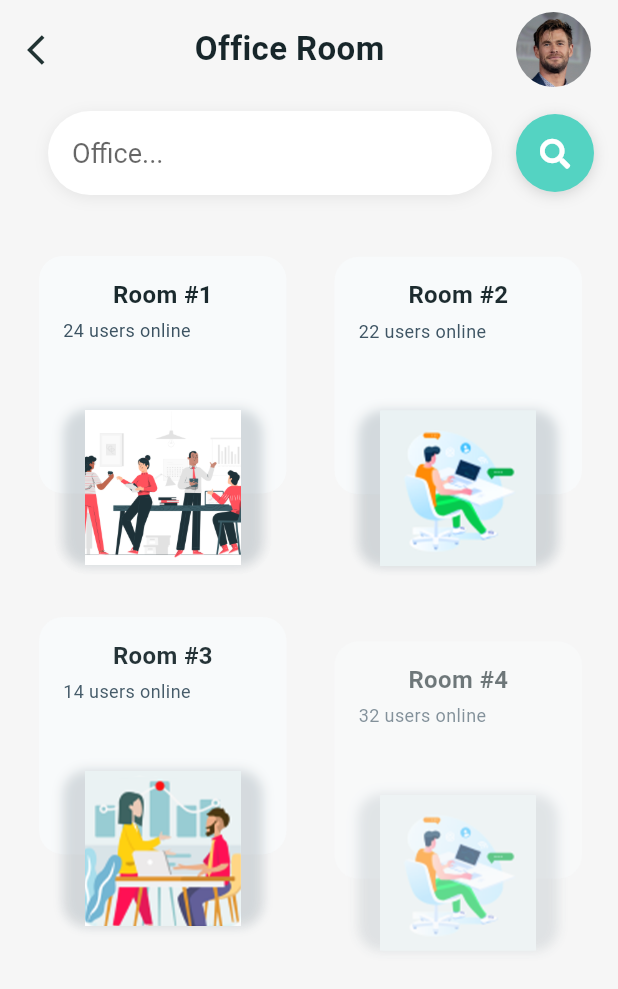
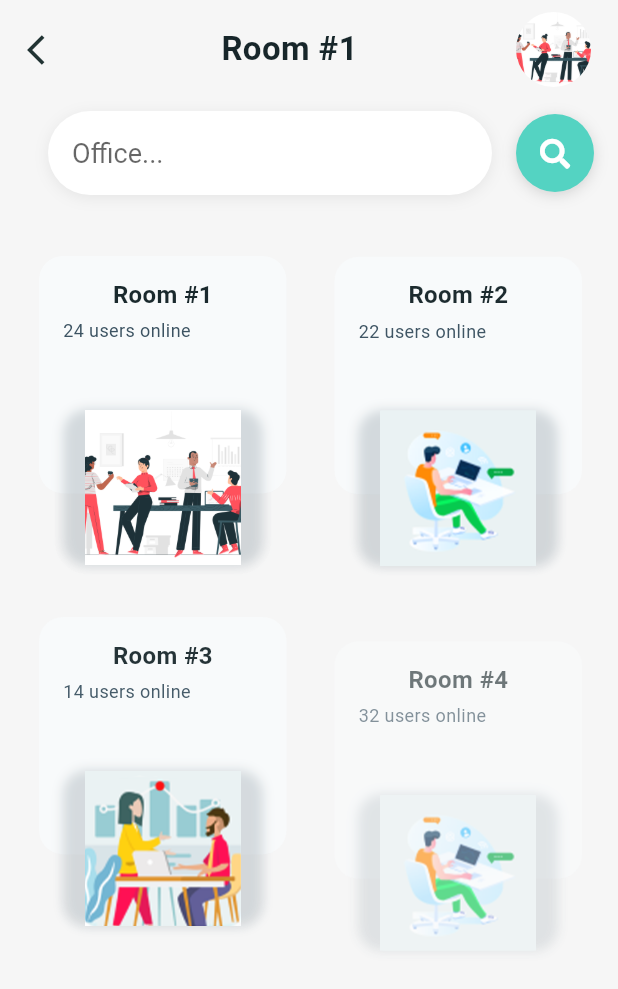
Before and after one commit to Andrei250/HackITALL-project, a Flutter app: the Rooms screen opened directly with sample values from the repository, on a phone screen of 412 x 824 dp. Shown: the top 989 px of the screen. Run offline on Flutter 3.47's test engine with Material 2 defaults, Android fonts, the phone set to English and light mode, and no system bars; our stand-ins replace cloud_firestore, firebase_auth, firebase_core, flutter_svg, font_awesome_flutter, progress_state_button and 1 more; accounts and stored records are empty; Roboto replaces fonts that are missing (quicksand).

Commit message:
not working

```diff
--- a/lib/hotel_booking/info_screen.dart
+++ b/lib/hotel_booking/info_screen.dart
@@ -1,5 +1,6 @@
 import 'package:flutter/material.dart';
 import 'package:hackitallproj/hotel_booking/model/hotel_list_data.dart';
+import 'package:hackitallproj/models/category.dart';
 import 'design_course_app_theme.dart';
 import 'package:url_launcher/url_launcher.dart';
 
@@ -8,7 +9,7 @@ class InfoScreen extends StatefulWidget {
 
   InfoScreen({this.data});
 
-  HotelListData data;
+  Category data;
 
   @override
   _InfoScreenState createState() => _InfoScreenState();
@@ -103,7 +104,7 @@ class _InfoScreenState extends State<InfoScreen>
                             padding: const EdgeInsets.only(
                                 top: 32.0, left: 18, right: 16),
                             child: Text(
-                              widget.data.titleTxt,
+                              widget.data.title,
                               textAlign: TextAlign.left,
                               style: TextStyle(
                                 fontWeight: FontWeight.w600,
--- a/lib/models/category.dart
+++ b/lib/models/category.dart
@@ -5,6 +5,7 @@ class Category {
     this.lessonCount = 0,
     this.money = 0,
     this.rating = 0.0,
+    this.category = '',
   });
 
   String title;
@@ -12,6 +13,7 @@ class Category {
   int money;
   double rating;
   String imagePath;
+  String category;
 
   static List<Category> officeRooms = <Category>[
     Category(
@@ -20,6 +22,7 @@ class Category {
       lessonCount: 24,
       money: 25,
       rating: 4.3,
+      category: 'office',
     ),
     Category(
       imagePath: 'assets/design_course/interFace2.png',
@@ -27,6 +30,7 @@ class Category {
       lessonCount: 22,
       money: 18,
       rating: 4.6,
+      category: 'office',
     ),
     Category(
       imagePath: 'assets/design_course/interFace1.png',
@@ -34,6 +38,7 @@ class Category {
       lessonCount: 14,
       money: 25,
       rating: 4.3,
+      category: 'office',
     ),
     Category(
       imagePath: 'assets/design_course/interFace2.png',
@@ -41,6 +46,7 @@ class Category {
       lessonCount: 32,
       money: 18,
       rating: 4.6,
+      category: 'office',
     ),
   ];
 
@@ -51,44 +57,43 @@ class Category {
         lessonCount: 12,
         money: 25,
         rating: 4.8,
-    ),
+        category: 'conference'),
     Category(
         imagePath: 'assets/design_course/interFace4.png',
         title: 'Room #2',
         lessonCount: 27,
         money: 208,
         rating: 4.9,
-    ),
+        category: 'conference'),
     Category(
         imagePath: 'assets/design_course/interFace4.png',
         title: 'Room #3',
         lessonCount: 12,
         money: 25,
         rating: 4.8,
-    ),
+        category: 'conference'),
     Category(
         imagePath: 'assets/design_course/interFace3.png',
         title: 'Room #4',
         lessonCount: 28,
         money: 208,
         rating: 4.9,
-    ),
+        category: 'conference'),
     Category(
         imagePath: 'assets/design_course/interFace3.png',
         title: 'Room #5',
         lessonCount: 22,
         money: 208,
         rating: 4.9,
-    ),
+        category: 'conference'),
     Category(
         imagePath: 'assets/design_course/interFace4.png',
         title: 'Room #6',
         lessonCount: 34,
         money: 208,
         rating: 4.9,
-    ),
+        category: 'conference'),
   ];
-
 
   static List<Category> gamesList = <Category>[
     Category(
@@ -97,56 +102,56 @@ class Category {
         lessonCount: 4,
         money: 25,
         rating: 4.8,
-    ),
+        category: 'game'),
     Category(
         imagePath: 'assets/games/tictactoe.jpg',
         title: 'Tic Tac Toe',
         lessonCount: 7,
         money: 208,
         rating: 4.9,
-    ),
+        category: 'game'),
     Category(
         imagePath: 'assets/games/agar.png',
         title: 'Agar.io',
         lessonCount: 8,
         money: 208,
         rating: 4.9,
-    ),
+        category: 'game'),
     Category(
         imagePath: 'assets/games/chess.jpg',
         title: 'Chess',
         lessonCount: 28,
         money: 208,
         rating: 4.9,
-    ),
+        category: 'game'),
     Category(
         imagePath: 'assets/games/pubg.jpg',
         title: 'PUBG',
         lessonCount: 16,
         money: 208,
         rating: 4.9,
-    ),
+        category: 'game'),
     Category(
         imagePath: 'assets/games/tank.jpg',
         title: 'Tank Stars',
         lessonCount: 13,
         money: 208,
         rating: 4.9,
-    ),
+        category: 'game'),
     Category(
         imagePath: 'assets/games/hole.png',
         title: 'Hole.io',
         lessonCount: 14,
         money: 208,
         rating: 4.9,
-    ),
+        category: 'game'),
     Category(
         imagePath: 'assets/games/callof.jpg',
         title: 'Call of Duty',
         lessonCount: 12,
         money: 25,
         rating: 4.8,
-    ),
+        category: 'game'),
   ];
 
   static List<Category> coffeeRooms = <Category>[
@@ -156,27 +161,27 @@ class Category {
         lessonCount: 22,
         money: 25,
         rating: 4.8,
-    ),
+        category: 'coffee'),
     Category(
         imagePath: 'assets/games/movie.jpg',
         title: 'Movies',
         lessonCount: 12,
         money: 208,
         rating: 4.9,
-    ),
+        category: 'coffee'),
     Category(
         imagePath: 'assets/games/music.jpg',
         title: 'Music',
         lessonCount: 14,
         money: 208,
         rating: 4.9,
-    ),
+        category: 'coffee'),
     Category(
         imagePath: 'assets/games/gossip.jpg',
         title: 'Gossip',
         lessonCount: 18,
         money: 208,
         rating: 4.9,
-    ),
+        category: 'coffee'),
   ];
 }
--- a/lib/rooms.dart
+++ b/lib/rooms.dart
@@ -3,6 +3,7 @@ import 'package:font_awesome_flutter/font_awesome_flutter.dart';
 import 'package:hackitallproj/choose_category.dart';
 import 'package:hackitallproj/games_list_view.dart';
 import 'package:hackitallproj/hotel_booking/info_screen.dart';
+import 'package:hackitallproj/models/category.dart';
 import 'design_course_app_theme.dart';
 import 'hotel_booking/hotel_app_theme.dart';
 import 'hotel_booking/model/hotel_list_data.dart';
@@ -10,7 +11,7 @@ import 'hotel_booking/model/hotel_list_data.dart';
 class Rooms extends StatefulWidget {
   Rooms({this.data});
 
-  HotelListData data;
+  Category data;
 
   @override
   _RoomsState createState() => _RoomsState();
@@ -173,7 +174,7 @@ class _RoomsState extends State<Rooms> {
             crossAxisAlignment: CrossAxisAlignment.start,
             children: <Widget>[
               Text(
-                widget.data.titleTxt,
+                widget.data.title,
                 textAlign: TextAlign.left,
                 style: TextStyle(
                   fontWeight: FontWeight.bold,
@@ -189,7 +190,7 @@ class _RoomsState extends State<Rooms> {
             child: Container(
               width: 50,
               height: 50,
-              child: Image.asset('assets/images/userImage.png'),
+              child: Image.asset(widget.data.imagePath),
             ),
           ),
         ],
```
Lines whose indentation alone changed are shown as unchanged.
